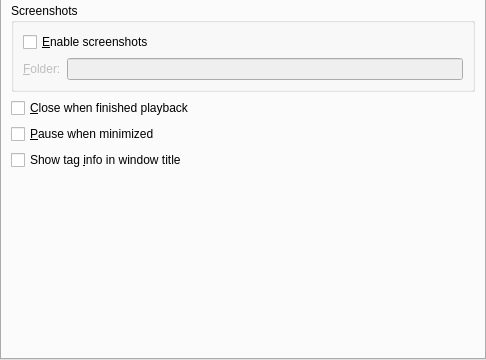
Before: the Qt Designer form src/prefgeneral.ui in wilbert2000/wzplayer, drawn with Qt 5; both pictures show x 0 to 486 and y 194 to 554 of the 486 by 554 pixel window.
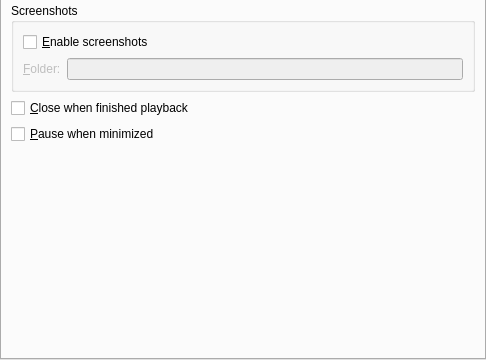
After: the same form once the commit is applied. Custom widgets are drawn as their Qt base class.

Commit message: Revert r3599. I think the show tag option should be somewhere in the interface section instead of the general section

What changed in the file:
```diff
--- a/src/prefgeneral.ui
+++ b/src/prefgeneral.ui
@@ -197,13 +197,6 @@
          </property>
         </widget>
        </item>
-       <item>
-        <widget class="QCheckBox" name="show_tag_in_title_check" >
-         <property name="text" >
-          <string>Show tag &amp;info in window title</string>
-         </property>
-        </widget>
-       </item>
        <item>
         <spacer>
          <property name="orientation" >
```
Left out of the diff: 1 changed line with no effect on the pictures. The commit also changes 5 other files.
